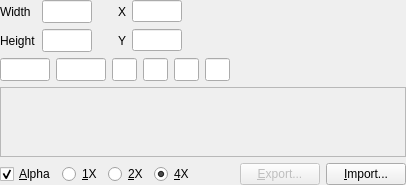
Before: the Qt Designer form src/bitmap/bitmapresource.ui in dstien/stressed, drawn with Qt 5.
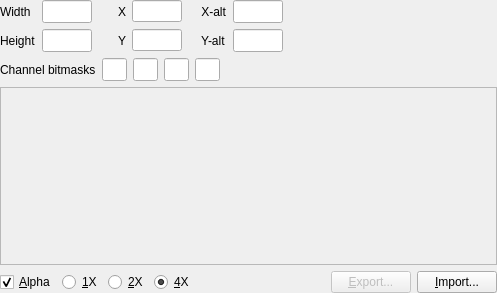
After: the same form once the commit is applied.

Commit message: Rename unk1, unk2 into x/y-alt(ernative)

```diff
--- a/src/bitmap/bitmapresource.ui
+++ b/src/bitmap/bitmapresource.ui
@@ -2,12 +2,91 @@
 <ui version="4.0">
  <class>BitmapResource</class>
  <widget class="QWidget" name="BitmapResource">
+  <property name="geometry">
+   <rect>
+    <x>0</x>
+    <y>0</y>
+    <width>497</width>
+    <height>293</height>
+   </rect>
+  </property>
   <layout class="QVBoxLayout">
-   <property name="margin">
+   <property name="margin" stdset="0">
     <number>0</number>
    </property>
    <item>
     <layout class="QGridLayout">
+     <item row="3" column="4">
+      <widget class="QLineEdit" name="editY">
+       <property name="maximumSize">
+        <size>
+         <width>50</width>
+         <height>16777215</height>
+        </size>
+       </property>
+      </widget>
+     </item>
+     <item row="0" column="6">
+      <widget class="QLineEdit" name="editXalt">
+       <property name="maximumSize">
+        <size>
+         <width>50</width>
+         <height>16777215</height>
+        </size>
+       </property>
+       <property name="font">
+        <font>
+         <family>Monospace, Courier</family>
+        </font>
+       </property>
+       <property name="inputMask">
+        <string/>
+       </property>
+       <property name="alignment">
+        <set>Qt::AlignLeading|Qt::AlignLeft|Qt::AlignVCenter</set>
+       </property>
+      </widget>
+     </item>
+     <item row="3" column="6">
+      <widget class="QLineEdit" name="editYalt">
+       <property name="maximumSize">
+        <size>
+         <width>50</width>
+         <height>16777215</height>
+        </size>
+       </property>
+       <property name="font">
+        <font>
+         <family>Monospace, Courier</family>
+        </font>
+       </property>
+       <property name="inputMask">
+        <string/>
+       </property>
+       <property name="maxLength">
+        <number>32767</number>
+       </property>
+       <property name="alignment">
+        <set>Qt::AlignLeading|Qt::AlignLeft|Qt::AlignVCenter</set>
+       </property>
+      </widget>
+     </item>
+     <item row="3" column="2">
+      <spacer>
+       <property name="orientation">
+        <enum>Qt::Horizontal</enum>
+       </property>
+       <property name="sizeType">
+        <enum>QSizePolicy::Fixed</enum>
+       </property>
+       <property name="sizeHint" stdset="0">
+        <size>
+         <width>20</width>
+         <height>20</height>
+        </size>
+       </property>
+      </spacer>
+     </item>
      <item row="0" column="0">
       <widget class="QLabel" name="labelWidth">
        <property name="text">
@@ -15,61 +94,12 @@
        </property>
       </widget>
      </item>
-     <item row="0" column="1">
-      <widget class="QLineEdit" name="editWidth">
-       <property name="maximumSize">
-        <size>
-         <width>50</width>
-         <height>16777215</height>
-        </size>
-       </property>
-       <property name="font">
-        <font>
-         <family>Monospace, Courier</family>
-        </font>
-       </property>
-       <property name="alignment">
-        <set>Qt::AlignRight|Qt::AlignTrailing|Qt::AlignVCenter</set>
-       </property>
-       <property name="readOnly">
-        <bool>true</bool>
-       </property>
-      </widget>
-     </item>
-     <item row="1" column="0">
-      <widget class="QLabel" name="labelHeight">
-       <property name="text">
-        <string>Height</string>
-       </property>
-      </widget>
-     </item>
-     <item row="1" column="1">
-      <widget class="QLineEdit" name="editHeight">
-       <property name="maximumSize">
-        <size>
-         <width>50</width>
-         <height>16777215</height>
-        </size>
-       </property>
-       <property name="font">
-        <font>
-         <family>Monospace, Courier</family>
-        </font>
-       </property>
-       <property name="alignment">
-        <set>Qt::AlignRight|Qt::AlignTrailing|Qt::AlignVCenter</set>
-       </property>
-       <property name="readOnly">
-        <bool>true</bool>
-       </property>
-      </widget>
-     </item>
-     <item row="1" column="5">
+     <item row="3" column="7">
       <spacer>
        <property name="orientation">
         <enum>Qt::Horizontal</enum>
        </property>
-       <property name="sizeHint">
+       <property name="sizeHint" stdset="0">
         <size>
          <width>40</width>
          <height>20</height>
@@ -77,13 +107,6 @@
        </property>
       </spacer>
      </item>
-     <item row="1" column="3">
-      <widget class="QLabel" name="labelY">
-       <property name="text">
-        <string>Y</string>
-       </property>
-      </widget>
-     </item>
      <item row="0" column="3">
       <widget class="QLabel" name="labelX">
        <property name="text">
@@ -91,6 +114,41 @@
        </property>
       </widget>
      </item>
+     <item row="3" column="3">
+      <widget class="QLabel" name="labelY">
+       <property name="text">
+        <string>Y</string>
+       </property>
+      </widget>
+     </item>
+     <item row="3" column="0">
+      <widget class="QLabel" name="labelHeight">
+       <property name="text">
+        <string>Height</string>
+       </property>
+      </widget>
+     </item>
+     <item row="3" column="1">
+      <widget class="QLineEdit" name="editHeight">
+       <property name="maximumSize">
+        <size>
+         <width>50</width>
+         <height>16777215</height>
+        </size>
+       </property>
+       <property name="font">
+        <font>
+         <family>Monospace, Courier</family>
+        </font>
+       </property>
+       <property name="alignment">
+        <set>Qt::AlignRight|Qt::AlignTrailing|Qt::AlignVCenter</set>
+       </property>
+       <property name="readOnly">
+        <bool>true</bool>
+       </property>
+      </widget>
+     </item>
      <item row="0" column="4">
       <widget class="QLineEdit" name="editX">
        <property name="maximumSize">
@@ -101,75 +159,49 @@
        </property>
       </widget>
      </item>
-     <item row="1" column="4">
-      <widget class="QLineEdit" name="editY">
+     <item row="0" column="1">
+      <widget class="QLineEdit" name="editWidth">
        <property name="maximumSize">
         <size>
          <width>50</width>
          <height>16777215</height>
         </size>
        </property>
+       <property name="font">
+        <font>
+         <family>Monospace, Courier</family>
+        </font>
+       </property>
+       <property name="alignment">
+        <set>Qt::AlignRight|Qt::AlignTrailing|Qt::AlignVCenter</set>
+       </property>
+       <property name="readOnly">
+        <bool>true</bool>
+       </property>
       </widget>
      </item>
-     <item row="1" column="2">
-      <spacer>
-       <property name="orientation">
-        <enum>Qt::Horizontal</enum>
+     <item row="0" column="5">
+      <widget class="QLabel" name="labelXalt">
+       <property name="text">
+        <string>    X-alt</string>
        </property>
-       <property name="sizeType">
-        <enum>QSizePolicy::Fixed</enum>
+      </widget>
+     </item>
+     <item row="3" column="5">
+      <widget class="QLabel" name="labelYalt">
+       <property name="text">
+        <string>    Y-alt</string>
        </property>
-       <property name="sizeHint">
-        <size>
-         <width>20</width>
-         <height>20</height>
-        </size>
-       </property>
-      </spacer>
+      </widget>
      </item>
     </layout>
    </item>
    <item>
     <layout class="QHBoxLayout">
      <item>
-      <widget class="QLineEdit" name="editUnk1">
-       <property name="maximumSize">
-        <size>
-         <width>50</width>
-         <height>16777215</height>
-        </size>
-       </property>
-       <property name="font">
-        <font>
-         <family>Monospace, Courier</family>
-        </font>
-       </property>
-       <property name="inputMask">
-        <string>HHHH;</string>
-       </property>
-       <property name="alignment">
-        <set>Qt::AlignCenter</set>
-       </property>
-      </widget>
-     </item>
-     <item>
-      <widget class="QLineEdit" name="editUnk2">
-       <property name="maximumSize">
-        <size>
-         <width>50</width>
-         <height>16777215</height>
-        </size>
-       </property>
-       <property name="font">
-        <font>
-         <family>Monospace, Courier</family>
-        </font>
-       </property>
-       <property name="inputMask">
-        <string>HHHH;</string>
-       </property>
-       <property name="alignment">
-        <set>Qt::AlignCenter</set>
+      <widget class="QLabel" name="channelLabel">
+       <property name="text">
+        <string>Channel bitmasks</string>
        </property>
       </widget>
      </item>
@@ -187,7 +219,7 @@
         </font>
        </property>
        <property name="inputMask">
-        <string>HH;</string>
+        <string>HH</string>
        </property>
        <property name="alignment">
         <set>Qt::AlignCenter</set>
@@ -208,7 +240,7 @@
         </font>
        </property>
        <property name="inputMask">
-        <string>HH;</string>
+        <string>HH</string>
        </property>
        <property name="alignment">
         <set>Qt::AlignCenter</set>
@@ -229,7 +261,7 @@
         </font>
        </property>
        <property name="inputMask">
-        <string>HH;</string>
+        <string>HH</string>
        </property>
        <property name="alignment">
         <set>Qt::AlignCenter</set>
@@ -250,7 +282,7 @@
         </font>
        </property>
        <property name="inputMask">
-        <string>HH;</string>
+        <string>HH</string>
        </property>
        <property name="alignment">
         <set>Qt::AlignCenter</set>
@@ -262,7 +294,7 @@
        <property name="orientation">
         <enum>Qt::Horizontal</enum>
        </property>
-       <property name="sizeHint">
+       <property name="sizeHint" stdset="0">
         <size>
          <width>40</width>
          <height>20</height>
@@ -274,10 +306,16 @@
    </item>
    <item>
     <widget class="QScrollArea" name="scrollArea">
-     <property name="backgroundRole">
-      <enum>QPalette::Dark</enum>
-     </property>
-     <widget class="QLabel" name="imageLabel" />
+     <widget class="QLabel" name="imageLabel">
+      <property name="geometry">
+       <rect>
+        <x>0</x>
+        <y>0</y>
+        <width>12</width>
+        <height>23</height>
+       </rect>
+      </property>
+     </widget>
     </widget>
    </item>
    <item>
@@ -321,7 +359,7 @@
        <property name="orientation">
         <enum>Qt::Horizontal</enum>
        </property>
-       <property name="sizeHint">
+       <property name="sizeHint" stdset="0">
         <size>
          <width>40</width>
          <height>20</height>
```
Left out of the diff: 151 changed lines with no effect on the pictures. The commit also changes 1 other file.
